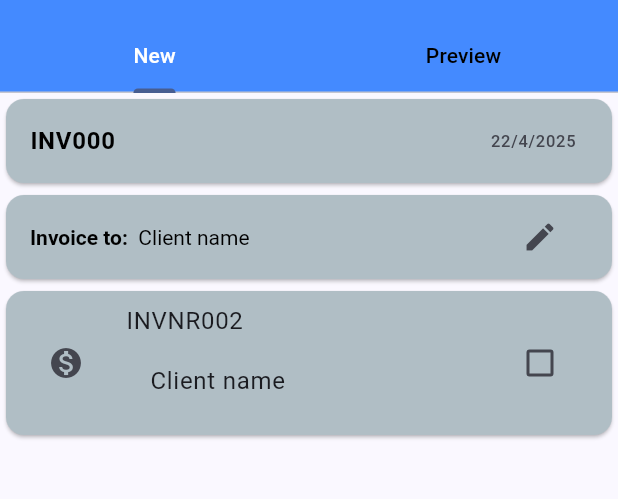
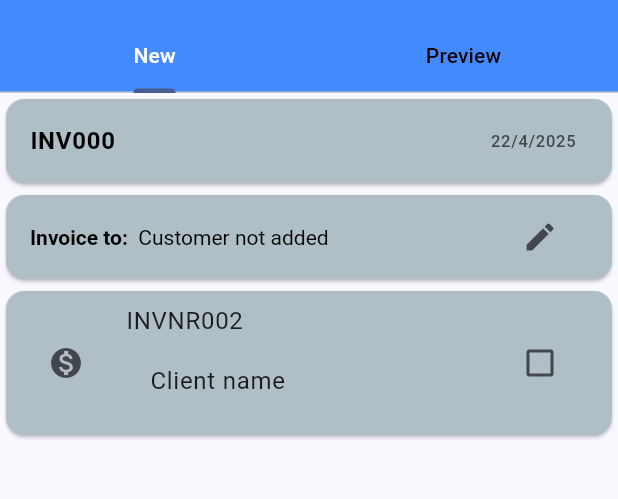
Before and after one commit to TJaskowski/InvoiceMobileApp, a Flutter app: the AddInvoice screen opened by its route, on a phone screen of 412 x 824 dp, the part 63-562 px from its top. Run offline on Flutter 3.47's test engine with Material 3 defaults, Android fonts, the phone set to English and light mode, and no system bars; our stand-ins replace flutter_riverpod, pdf, printing.

Commit message:
client added to invoice model and notifier

```diff
--- a/lib/models/invoice.dart
+++ b/lib/models/invoice.dart
@@ -3,20 +3,23 @@ import 'package:invoice_app_flutter/models/client.dart';
 class Invoice {
   final String invoiceNumber;
   final DateTime invoiceDate;
-  //final Client? client;
+  final Client? client;
 
   Invoice({
     required this.invoiceNumber,
     required this.invoiceDate,
+    this.client,
   });
 
   Invoice copyWith({
     String? invoiceNumber,
     DateTime? invoiceDate,
+    Client? client,
   }) {
     return Invoice(
       invoiceNumber: invoiceNumber ?? this.invoiceNumber,
       invoiceDate: invoiceDate ?? this.invoiceDate,
+      client: client ?? this.client,
     );
   }
 }
--- a/lib/widgets/new_invoice/new_invoice.dart
+++ b/lib/widgets/new_invoice/new_invoice.dart
@@ -15,10 +15,11 @@ class NewInvoice extends ConsumerWidget {
 
     final invoiceNumber = ref.watch(invoiceProvider).invoiceNumber;
     final invoiceDate = ref.watch(invoiceProvider).invoiceDate;
+    final customer =  ref.watch(invoiceProvider).client ;
     return ListView(
       children: [
         NumberBar(invoiceNumber: invoiceNumber, invoiceDate: invoiceDate),
-        CustomerBar(customerName: "Client name"),//TODO: send the client name from the provider
+        CustomerBar(customerName: customer?.name ?? "Customer not added"),//TODO: send the client name from the provider
         Card(
           color: Colors.blueGrey[200],
           child: ListTile(
```
Also changed, not shown: lib/notifiers/invoice_notifier.dart (+7 -1 lines).
